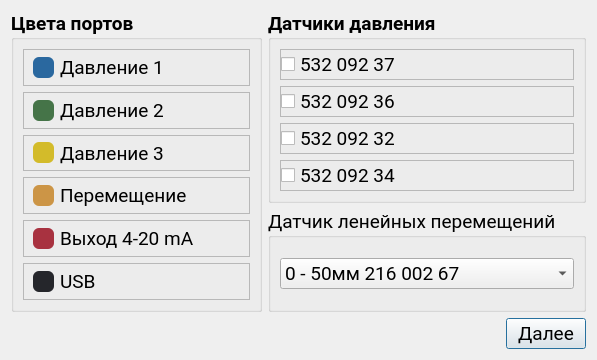
Rekvim/MpiSdk, file NotationWindow.ui: the form before one commit.
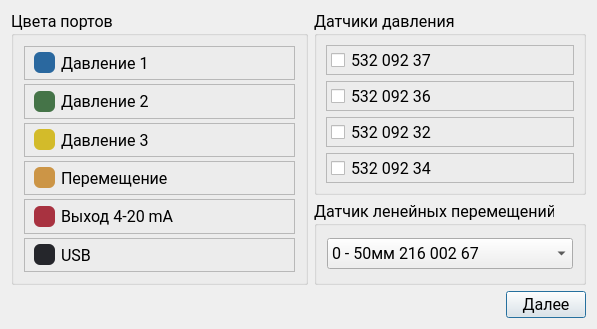
The form after the commit.

```diff
--- a/NotationWindow.ui
+++ b/NotationWindow.ui
@@ -7,7 +7,7 @@
     <x>0</x>
     <y>0</y>
     <width>597</width>
-    <height>360</height>
+    <height>329</height>
    </rect>
   </property>
   <property name="font">
@@ -26,15 +26,30 @@
       <widget class="QGroupBox" name="groupBox_color">
        <property name="font">
         <font>
-         <family>Roboto</family>
-         <pointsize>14</pointsize>
-         <bold>true</bold>
+         <family>Segoe UI</family>
+         <pointsize>12</pointsize>
+         <bold>false</bold>
         </font>
        </property>
        <property name="title">
         <string>Цвета портов</string>
        </property>
        <layout class="QVBoxLayout" name="verticalLayout_4">
+        <property name="spacing">
+         <number>4</number>
+        </property>
+        <property name="leftMargin">
+         <number>10</number>
+        </property>
+        <property name="topMargin">
+         <number>10</number>
+        </property>
+        <property name="rightMargin">
+         <number>10</number>
+        </property>
+        <property name="bottomMargin">
+         <number>10</number>
+        </property>
         <item>
          <widget class="QFrame" name="frame_pressure_1">
           <property name="sizePolicy">
@@ -98,8 +113,8 @@
              </property>
              <property name="font">
               <font>
-               <family>Roboto</family>
-               <pointsize>14</pointsize>
+               <family>Segoe UI</family>
+               <pointsize>12</pointsize>
                <bold>false</bold>
               </font>
              </property>
@@ -171,8 +186,8 @@
              </property>
              <property name="font">
               <font>
-               <family>Roboto</family>
-               <pointsize>14</pointsize>
+               <family>Segoe UI</family>
+               <pointsize>12</pointsize>
                <bold>false</bold>
               </font>
              </property>
@@ -244,8 +259,8 @@
              </property>
              <property name="font">
               <font>
-               <family>Roboto</family>
-               <pointsize>14</pointsize>
+               <family>Segoe UI</family>
+               <pointsize>12</pointsize>
                <bold>false</bold>
               </font>
              </property>
@@ -305,8 +320,8 @@
             <widget class="QLabel" name="label_moving">
              <property name="font">
               <font>
-               <family>Roboto</family>
-               <pointsize>14</pointsize>
+               <family>Segoe UI</family>
+               <pointsize>12</pointsize>
                <bold>false</bold>
               </font>
              </property>
@@ -366,8 +381,8 @@
             <widget class="QLabel" name="label_output_4_20_mA">
              <property name="font">
               <font>
-               <family>Roboto</family>
-               <pointsize>14</pointsize>
+               <family>Segoe UI</family>
+               <pointsize>12</pointsize>
                <bold>false</bold>
               </font>
              </property>
@@ -427,8 +442,8 @@
             <widget class="QLabel" name="label_usb">
              <property name="font">
               <font>
-               <family>Roboto</family>
-               <pointsize>14</pointsize>
+               <family>Segoe UI</family>
+               <pointsize>12</pointsize>
                <bold>false</bold>
               </font>
              </property>
@@ -449,9 +464,9 @@
         <widget class="QGroupBox" name="groupBox_pressureSensors">
          <property name="font">
           <font>
-           <family>Roboto</family>
-           <pointsize>14</pointsize>
-           <bold>true</bold>
+           <family>Segoe UI</family>
+           <pointsize>12</pointsize>
+           <bold>false</bold>
           </font>
          </property>
          <property name="title">
@@ -483,11 +498,14 @@
               <widget class="QCheckBox" name="checkBox_pressureSensor_4">
                <property name="font">
                 <font>
-                 <family>Roboto</family>
-                 <pointsize>14</pointsize>
+                 <family>Segoe UI</family>
+                 <pointsize>12</pointsize>
                  <bold>false</bold>
                 </font>
                </property>
+               <property name="styleSheet">
+                <string notr="true">padding: 4px;</string>
+               </property>
                <property name="text">
                 <string>532 092 37</string>
                </property>
@@ -521,11 +539,14 @@
               <widget class="QCheckBox" name="checkBox_pressureSensor_3">
                <property name="font">
                 <font>
-                 <family>Roboto</family>
-                 <pointsize>14</pointsize>
+                 <family>Segoe UI</family>
+                 <pointsize>12</pointsize>
                  <bold>false</bold>
                 </font>
                </property>
+               <property name="styleSheet">
+                <string notr="true">padding: 4px;</string>
+               </property>
                <property name="text">
                 <string>532 092 36</string>
                </property>
@@ -559,11 +580,14 @@
               <widget class="QCheckBox" name="checkBox_pressureSensor_1">
                <property name="font">
                 <font>
-                 <family>Roboto</family>
-                 <pointsize>14</pointsize>
+                 <family>Segoe UI</family>
+                 <pointsize>12</pointsize>
                  <bold>false</bold>
                 </font>
                </property>
+               <property name="styleSheet">
+                <string notr="true">padding: 4px;</string>
+               </property>
                <property name="text">
                 <string>532 092 32</string>
                </property>
@@ -597,11 +621,14 @@
               <widget class="QCheckBox" name="checkBox_pressureSensor_2">
                <property name="font">
                 <font>
-                 <family>Roboto</family>
-                 <pointsize>14</pointsize>
+                 <family>Segoe UI</family>
+                 <pointsize>12</pointsize>
                  <bold>false</bold>
                 </font>
                </property>
+               <property name="styleSheet">
+                <string notr="true">padding: 4px;</string>
+               </property>
                <property name="text">
                 <string>532 092 34</string>
                </property>
@@ -615,18 +642,42 @@
        </item>
        <item>
         <widget class="QGroupBox" name="groupBox_movings">
+         <property name="font">
+          <font>
+           <family>Segoe UI</family>
+           <pointsize>12</pointsize>
+          </font>
+         </property>
          <property name="title">
           <string>Датчик ленейных перемещений</string>
          </property>
          <layout class="QVBoxLayout" name="verticalLayout_2">
+          <property name="spacing">
+           <number>6</number>
+          </property>
+          <property name="leftMargin">
+           <number>10</number>
+          </property>
+          <property name="topMargin">
+           <number>10</number>
+          </property>
+          <property name="rightMargin">
+           <number>10</number>
+          </property>
+          <property name="bottomMargin">
+           <number>10</number>
+          </property>
           <item>
            <widget class="QComboBox" name="comboBox_movings">
             <property name="font">
              <font>
-              <family>Roboto</family>
-              <pointsize>14</pointsize>
+              <family>Segoe UI</family>
+              <pointsize>12</pointsize>
              </font>
             </property>
+            <property name="styleSheet">
+             <string notr="true">padding: 4px;</string>
+            </property>
             <item>
              <property name="text">
               <string>0 - 50мм 216 002 67</string>
@@ -679,8 +730,8 @@
        </property>
        <property name="font">
         <font>
-         <family>Roboto</family>
-         <pointsize>14</pointsize>
+         <family>Segoe UI</family>
+         <pointsize>12</pointsize>
         </font>
        </property>
        <property name="text">
```
